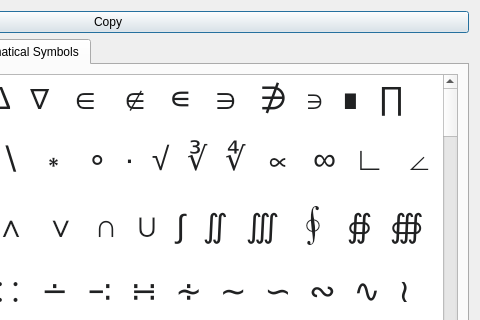
Old version of the form FrameWorkCode/Symbols.ui in the repository UDAAN-LEAP/leap-pe-tool; both pictures show x 264 to 744 and y 0 to 320 of the 744 by 428 pixel window.
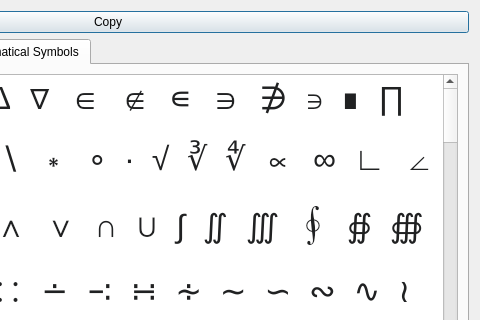
New version of the form. The open tabs and pages were chosen to show the change.

What changed in the file:
```diff
--- a/FrameWorkCode/Symbols.ui
+++ b/FrameWorkCode/Symbols.ui
@@ -171,31 +171,34 @@
            <pointsize>20</pointsize>
           </font>
          </property>
+         <property name="readOnly">
+          <bool>true</bool>
+         </property>
          <property name="html">
           <string>&lt;!DOCTYPE HTML PUBLIC &quot;-//W3C//DTD HTML 4.0//EN&quot; &quot;http://www.w3.org/TR/REC-html40/strict.dtd&quot;&gt;
 &lt;html&gt;&lt;head&gt;&lt;meta name=&quot;qrichtext&quot; content=&quot;1&quot; /&gt;&lt;style type=&quot;text/css&quot;&gt;
 p, li { white-space: pre-wrap; }
 &lt;/style&gt;&lt;/head&gt;&lt;body style=&quot; font-family:'Ubuntu'; font-size:20pt; font-weight:400; font-style:normal;&quot;&gt;
-&lt;p style=&quot; margin-top:0px; margin-bottom:0px; margin-left:0px; margin-right:0px; -qt-block-indent:0; text-indent:0px; line-height:138%;&quot;&gt;&lt;a name=&quot;docs-internal-guid-da2b489d-7fff-3a9f-1ab2-7e8e61a9c3d8&quot;&gt;&lt;/a&gt;&lt;span style=&quot; font-family:'Arial'; font-size:24pt; color:#202122; background-color:#ffffff;&quot;&gt;∀&lt;/span&gt;&lt;span style=&quot; font-family:'Arial'; font-size:24pt; color:#202122; background-color:#ffffff;&quot;&gt;  ∁  ∂  ∃  ∄  ∅  ∆  ∇  ∈  ∉  ∊  ∋  ∌  ∍  ∎  ∏&lt;/span&gt;&lt;/p&gt;
-&lt;p style=&quot; margin-top:0px; margin-bottom:0px; margin-left:0px; margin-right:0px; -qt-block-indent:0; text-indent:0px; line-height:138%;&quot;&gt;&lt;span style=&quot; font-family:'Arial'; font-size:24pt; color:#202122; background-color:#ffffff;&quot;&gt;∐  ∑  −  ∓  ∔  ∕  ∖  ∗  ∘  ∙  √  ∛  ∜  ∝  ∞  ∟  ∠  &lt;/span&gt;&lt;/p&gt;
-&lt;p style=&quot; margin-top:0px; margin-bottom:0px; margin-left:0px; margin-right:0px; -qt-block-indent:0; text-indent:0px; line-height:138%;&quot;&gt;&lt;span style=&quot; font-family:'Arial'; font-size:24pt; color:#202122; background-color:#ffffff;&quot;&gt;∡  ∢  ∣  ∤  ∥  ∦  ∧  ∨  ∩  ∪  ∫  ∬  ∭  ∮  ∯  ∰  &lt;/span&gt;&lt;/p&gt;
-&lt;p style=&quot; margin-top:0px; margin-bottom:0px; margin-left:0px; margin-right:0px; -qt-block-indent:0; text-indent:0px; line-height:138%;&quot;&gt;&lt;span style=&quot; font-family:'Arial'; font-size:24pt; color:#202122; background-color:#ffffff;&quot;&gt;∱  ∲  ∳  ∴  ∵  ∶  ∷  ∸  ∹  ∺  ∻  ∼  ∽  ∾  ∿  ≀  ≁  &lt;/span&gt;&lt;/p&gt;
-&lt;p style=&quot; margin-top:0px; margin-bottom:0px; margin-left:0px; margin-right:0px; -qt-block-indent:0; text-indent:0px; line-height:138%;&quot;&gt;&lt;span style=&quot; font-family:'Arial'; font-size:24pt; color:#202122; background-color:#ffffff;&quot;&gt;≂  ≃  ≄  ≅  ≆  ≇  ≈  ≉  ≊  ≋  ≌  ≍  ≎  ≏  ≐  &lt;/span&gt;&lt;/p&gt;
-&lt;p style=&quot; margin-top:0px; margin-bottom:0px; margin-left:0px; margin-right:0px; -qt-block-indent:0; text-indent:0px; line-height:138%;&quot;&gt;&lt;span style=&quot; font-family:'Arial'; font-size:24pt; color:#202122; background-color:#ffffff;&quot;&gt;≑  ≒  ≓  ≔  ≕  ≖  ≗  ≘  ≙  ≚  ≛  ≜  ≝  ≞  ≟  &lt;/span&gt;&lt;/p&gt;
-&lt;p style=&quot; margin-top:0px; margin-bottom:0px; margin-left:0px; margin-right:0px; -qt-block-indent:0; text-indent:0px; line-height:138%;&quot;&gt;&lt;span style=&quot; font-family:'Arial'; font-size:24pt; color:#202122; background-color:#ffffff;&quot;&gt;≠  ≡  ≢  ≣  ≤  ≥  ≦  ≧  ≨  ≩  ≪  ≫  ≬  ≭  ≮  ≯  &lt;/span&gt;&lt;/p&gt;
-&lt;p style=&quot; margin-top:0px; margin-bottom:0px; margin-left:0px; margin-right:0px; -qt-block-indent:0; text-indent:0px; line-height:138%;&quot;&gt;&lt;span style=&quot; font-family:'Arial'; font-size:24pt; color:#202122; background-color:#ffffff;&quot;&gt;≰  ≱  ≲  ≳  ≴  ≵  ≶  ≷  ≸  ≹  ⊂  ⊃  ⊄  ⊅  ⊆  ⊇  &lt;/span&gt;&lt;/p&gt;
-&lt;p style=&quot; margin-top:0px; margin-bottom:0px; margin-left:0px; margin-right:0px; -qt-block-indent:0; text-indent:0px; line-height:138%;&quot;&gt;&lt;span style=&quot; font-family:'Arial'; font-size:24pt; color:#202122; background-color:#ffffff;&quot;&gt;⊈  ⊉  ⊊  ⊋  ⊌  ⊍  ⊎  ⊏  ⊐  ⊑  ⊒  ⊓  ⊔  ⊕  ⊖  ⊗  &lt;/span&gt;&lt;/p&gt;
-&lt;p style=&quot; margin-top:0px; margin-bottom:0px; margin-left:0px; margin-right:0px; -qt-block-indent:0; text-indent:0px; line-height:138%;&quot;&gt;&lt;span style=&quot; font-family:'Arial'; font-size:24pt; color:#202122; background-color:#ffffff;&quot;&gt;⊘  ⊙  ⊢  ⊣  ⊤  ⊥  ⊦  ⊧  ⊨  ⊩  ⊪  ⊫  ⊬  ⊭  ⊮  ⊯  &lt;/span&gt;&lt;/p&gt;
-&lt;p style=&quot; margin-top:0px; margin-bottom:0px; margin-left:0px; margin-right:0px; -qt-block-indent:0; text-indent:0px; line-height:138%;&quot;&gt;&lt;span style=&quot; font-family:'Arial'; font-size:24pt; color:#202122; background-color:#ffffff;&quot;&gt;⊻  ⊼  ⊽  ⊾  ⊿  ⋀  ⋁  ⋂  ⋃  ⋄  ⋅  ⋆  ⋇  ⋈  ⋉  ⋊  &lt;/span&gt;&lt;/p&gt;
-&lt;p style=&quot; margin-top:0px; margin-bottom:0px; margin-left:0px; margin-right:0px; -qt-block-indent:0; text-indent:0px; line-height:138%;&quot;&gt;&lt;span style=&quot; font-family:'Arial'; font-size:24pt; color:#202122; background-color:#ffffff;&quot;&gt;⋋  ⋌  ⋍  ⋎  ⋏  ⋐  ⋑  ⋒  ⋓  ⋔  ⋕  ⋖  ⋗  ⋘  ⋙  &lt;/span&gt;&lt;/p&gt;
-&lt;p style=&quot; margin-top:0px; margin-bottom:0px; margin-left:0px; margin-right:0px; -qt-block-indent:0; text-indent:0px; line-height:138%;&quot;&gt;&lt;span style=&quot; font-family:'Arial'; font-size:24pt; color:#202122; background-color:#ffffff;&quot;&gt;⋚  ⋛  ⋜  ⋝  ⋞  ⋟  ⋮  ⋯  ⋰  ⋱  ⋵  ⋶  ⋷  ⋸  ⋹  &lt;/span&gt;&lt;/p&gt;
-&lt;p style=&quot; margin-top:0px; margin-bottom:0px; margin-left:0px; margin-right:0px; -qt-block-indent:0; text-indent:0px; line-height:138%;&quot;&gt;&lt;span style=&quot; font-family:'Arial'; font-size:24pt; color:#202122; background-color:#ffffff;&quot;&gt;⋺  ⋻  ⋼  ⋽  ⋾  ⋿&lt;/span&gt;&lt;/p&gt;
+&lt;p style=&quot; margin-top:0px; margin-bottom:0px; margin-left:0px; margin-right:0px; -qt-block-indent:0; text-indent:0px; line-height:138%;&quot;&gt;&lt;a name=&quot;docs-internal-guid-da2b489d-7fff-3a9f-1ab2-7e8e61a9c3d8&quot;&gt;&lt;/a&gt;&lt;span style=&quot; font-family:'Arial'; font-size:24pt; color:#202122; background-color:#ffffff;&quot;&gt;∀&lt;/span&gt;&lt;span style=&quot; font-family:'Arial'; font-size:24pt; color:#202122; background-color:#ffffff;&quot;&gt;  ∁  ∂  ∃  ∄  ∅  ∆  ∇  ∈  ∉  ∊  ∋  ∌  ∍  ∎  ∏&lt;/span&gt;&lt;/p&gt;
+&lt;p style=&quot; margin-top:0px; margin-bottom:0px; margin-left:0px; margin-right:0px; -qt-block-indent:0; text-indent:0px; line-height:138%;&quot;&gt;&lt;span style=&quot; font-family:'Arial'; font-size:24pt; color:#202122; background-color:#ffffff;&quot;&gt;∐  ∑  −  ∓  ∔  ∕  ∖  ∗  ∘  ∙  √  ∛  ∜  ∝  ∞  ∟  ∠  &lt;/span&gt;&lt;/p&gt;
+&lt;p style=&quot; margin-top:0px; margin-bottom:0px; margin-left:0px; margin-right:0px; -qt-block-indent:0; text-indent:0px; line-height:138%;&quot;&gt;&lt;span style=&quot; font-family:'Arial'; font-size:24pt; color:#202122; background-color:#ffffff;&quot;&gt;∡  ∢  ∣  ∤  ∥  ∦  ∧  ∨  ∩  ∪  ∫  ∬  ∭  ∮  ∯  ∰  &lt;/span&gt;&lt;/p&gt;
+&lt;p style=&quot; margin-top:0px; margin-bottom:0px; margin-left:0px; margin-right:0px; -qt-block-indent:0; text-indent:0px; line-height:138%;&quot;&gt;&lt;span style=&quot; font-family:'Arial'; font-size:24pt; color:#202122; background-color:#ffffff;&quot;&gt;∱  ∲  ∳  ∴  ∵  ∶  ∷  ∸  ∹  ∺  ∻  ∼  ∽  ∾  ∿  ≀  ≁  &lt;/span&gt;&lt;/p&gt;
+&lt;p style=&quot; margin-top:0px; margin-bottom:0px; margin-left:0px; margin-right:0px; -qt-block-indent:0; text-indent:0px; line-height:138%;&quot;&gt;&lt;span style=&quot; font-family:'Arial'; font-size:24pt; color:#202122; background-color:#ffffff;&quot;&gt;≂  ≃  ≄  ≅  ≆  ≇  ≈  ≉  ≊  ≋  ≌  ≍  ≎  ≏  ≐  &lt;/span&gt;&lt;/p&gt;
+&lt;p style=&quot; margin-top:0px; margin-bottom:0px; margin-left:0px; margin-right:0px; -qt-block-indent:0; text-indent:0px; line-height:138%;&quot;&gt;&lt;span style=&quot; font-family:'Arial'; font-size:24pt; color:#202122; background-color:#ffffff;&quot;&gt;≑  ≒  ≓  ≔  ≕  ≖  ≗  ≘  ≙  ≚  ≛  ≜  ≝  ≞  ≟  &lt;/span&gt;&lt;/p&gt;
+&lt;p style=&quot; margin-top:0px; margin-bottom:0px; margin-left:0px; margin-right:0px; -qt-block-indent:0; text-indent:0px; line-height:138%;&quot;&gt;&lt;span style=&quot; font-family:'Arial'; font-size:24pt; color:#202122; background-color:#ffffff;&quot;&gt;≠  ≡  ≢  ≣  ≤  ≥  ≦  ≧  ≨  ≩  ≪  ≫  ≬  ≭  ≮  ≯  &lt;/span&gt;&lt;/p&gt;
+&lt;p style=&quot; margin-top:0px; margin-bottom:0px; margin-left:0px; margin-right:0px; -qt-block-indent:0; text-indent:0px; line-height:138%;&quot;&gt;&lt;span style=&quot; font-family:'Arial'; font-size:24pt; color:#202122; background-color:#ffffff;&quot;&gt;≰  ≱  ≲  ≳  ≴  ≵  ≶  ≷  ≸  ≹  ⊂  ⊃  ⊄  ⊅  ⊆  ⊇  &lt;/span&gt;&lt;/p&gt;
+&lt;p style=&quot; margin-top:0px; margin-bottom:0px; margin-left:0px; margin-right:0px; -qt-block-indent:0; text-indent:0px; line-height:138%;&quot;&gt;&lt;span style=&quot; font-family:'Arial'; font-size:24pt; color:#202122; background-color:#ffffff;&quot;&gt;⊈  ⊉  ⊊  ⊋  ⊌  ⊍  ⊎  ⊏  ⊐  ⊑  ⊒  ⊓  ⊔  ⊕  ⊖  ⊗  &lt;/span&gt;&lt;/p&gt;
+&lt;p style=&quot; margin-top:0px; margin-bottom:0px; margin-left:0px; margin-right:0px; -qt-block-indent:0; text-indent:0px; line-height:138%;&quot;&gt;&lt;span style=&quot; font-family:'Arial'; font-size:24pt; color:#202122; background-color:#ffffff;&quot;&gt;⊘  ⊙  ⊢  ⊣  ⊤  ⊥  ⊦  ⊧  ⊨  ⊩  ⊪  ⊫  ⊬  ⊭  ⊮  ⊯  &lt;/span&gt;&lt;/p&gt;
+&lt;p style=&quot; margin-top:0px; margin-bottom:0px; margin-left:0px; margin-right:0px; -qt-block-indent:0; text-indent:0px; line-height:138%;&quot;&gt;&lt;span style=&quot; font-family:'Arial'; font-size:24pt; color:#202122; background-color:#ffffff;&quot;&gt;⊻  ⊼  ⊽  ⊾  ⊿  ⋀  ⋁  ⋂  ⋃  ⋄  ⋅  ⋆  ⋇  ⋈  ⋉  ⋊  &lt;/span&gt;&lt;/p&gt;
+&lt;p style=&quot; margin-top:0px; margin-bottom:0px; margin-left:0px; margin-right:0px; -qt-block-indent:0; text-indent:0px; line-height:138%;&quot;&gt;&lt;span style=&quot; font-family:'Arial'; font-size:24pt; color:#202122; background-color:#ffffff;&quot;&gt;⋋  ⋌  ⋍  ⋎  ⋏  ⋐  ⋑  ⋒  ⋓  ⋔  ⋕  ⋖  ⋗  ⋘  ⋙  &lt;/span&gt;&lt;/p&gt;
+&lt;p style=&quot; margin-top:0px; margin-bottom:0px; margin-left:0px; margin-right:0px; -qt-block-indent:0; text-indent:0px; line-height:138%;&quot;&gt;&lt;span style=&quot; font-family:'Arial'; font-size:24pt; color:#202122; background-color:#ffffff;&quot;&gt;⋚  ⋛  ⋜  ⋝  ⋞  ⋟  ⋮  ⋯  ⋰  ⋱  ⋵  ⋶  ⋷  ⋸  ⋹  &lt;/span&gt;&lt;/p&gt;
+&lt;p style=&quot; margin-top:0px; margin-bottom:0px; margin-left:0px; margin-right:0px; -qt-block-indent:0; text-indent:0px; line-height:138%;&quot;&gt;&lt;span style=&quot; font-family:'Arial'; font-size:24pt; color:#202122; background-color:#ffffff;&quot;&gt;⋺  ⋻  ⋼  ⋽  ⋾  ⋿&lt;/span&gt;&lt;/p&gt;
 &lt;p style=&quot;-qt-paragraph-type:empty; margin-top:0px; margin-bottom:0px; margin-left:0px; margin-right:0px; -qt-block-indent:0; text-indent:0px; line-height:138%; font-family:'Arial'; font-size:24pt; color:#202122;&quot;&gt;&lt;br /&gt;&lt;/p&gt;
-&lt;p style=&quot; margin-top:0px; margin-bottom:0px; margin-left:0px; margin-right:0px; -qt-block-indent:0; text-indent:0px; line-height:138%;&quot;&gt;&lt;span style=&quot; font-family:'Arial'; font-size:24pt; color:#000000; background-color:transparent;&quot;&gt;⥢  ⥣  ⥤  ⥥  ⥦  ⥧  ⥨  ⥩  ⥪  ⥫  ⥬  ⥭  ⥮  ⥯&lt;/span&gt;&lt;/p&gt;
+&lt;p style=&quot; margin-top:0px; margin-bottom:0px; margin-left:0px; margin-right:0px; -qt-block-indent:0; text-indent:0px; line-height:138%;&quot;&gt;&lt;span style=&quot; font-family:'Arial'; font-size:24pt; color:#000000; background-color:transparent;&quot;&gt;⥢  ⥣  ⥤  ⥥  ⥦  ⥧  ⥨  ⥩  ⥪  ⥫  ⥬  ⥭  ⥮  ⥯&lt;/span&gt;&lt;/p&gt;
 &lt;p style=&quot;-qt-paragraph-type:empty; margin-top:0px; margin-bottom:0px; margin-left:0px; margin-right:0px; -qt-block-indent:0; text-indent:0px; line-height:138%; font-family:'Arial'; font-size:24pt; color:#202122;&quot;&gt;&lt;br /&gt;&lt;/p&gt;
-&lt;p style=&quot; margin-top:0px; margin-bottom:0px; margin-left:0px; margin-right:0px; -qt-block-indent:0; text-indent:0px; line-height:138%;&quot;&gt;&lt;span style=&quot; font-family:'Arial'; font-size:24pt; color:#000000; background-color:transparent;&quot;&gt;𝛣  𝛤  𝛥  𝛦  𝛧  𝛨  𝛩  𝛪  𝛫  𝛬  𝛭  𝛮  𝛯  𝛰  𝛱  𝛲  𝛳  𝛴  &lt;/span&gt;&lt;/p&gt;
-&lt;p style=&quot; margin-top:0px; margin-bottom:0px; margin-left:0px; margin-right:0px; -qt-block-indent:0; text-indent:0px; line-height:138%;&quot;&gt;&lt;span style=&quot; font-family:'Arial'; font-size:24pt; color:#000000; background-color:transparent;&quot;&gt;𝛵  𝛶  𝛷  𝛸  𝛹  𝛺  𝛻  𝛼  𝛽  𝛾  𝛿  𝜀  𝜁  𝜂  𝜃  𝜄  𝜅  𝜆  𝜇  𝜈  &lt;/span&gt;&lt;/p&gt;
-&lt;p style=&quot; margin-top:0px; margin-bottom:0px; margin-left:0px; margin-right:0px; -qt-block-indent:0; text-indent:0px; line-height:138%;&quot;&gt;&lt;span style=&quot; font-family:'Arial'; font-size:24pt; color:#000000; background-color:transparent;&quot;&gt;𝜉  𝜊  𝜋  𝜌  𝜍  𝜎  𝜏  𝜐  𝜑  𝜒  𝜓  𝜔  𝜕  𝜖  𝜗  𝜘  𝜙  𝜚  𝜛  &lt;/span&gt;&lt;/p&gt;
+&lt;p style=&quot; margin-top:0px; margin-bottom:0px; margin-left:0px; margin-right:0px; -qt-block-indent:0; text-indent:0px; line-height:138%;&quot;&gt;&lt;span style=&quot; font-family:'Arial'; font-size:24pt; color:#000000; background-color:transparent;&quot;&gt;𝛣  𝛤  𝛥  𝛦  𝛧  𝛨  𝛩  𝛪  𝛫  𝛬  𝛭  𝛮  𝛯  𝛰  𝛱  𝛲  𝛳  𝛴  &lt;/span&gt;&lt;/p&gt;
+&lt;p style=&quot; margin-top:0px; margin-bottom:0px; margin-left:0px; margin-right:0px; -qt-block-indent:0; text-indent:0px; line-height:138%;&quot;&gt;&lt;span style=&quot; font-family:'Arial'; font-size:24pt; color:#000000; background-color:transparent;&quot;&gt;𝛵  𝛶  𝛷  𝛸  𝛹  𝛺  𝛻  𝛼  𝛽  𝛾  𝛿  𝜀  𝜁  𝜂  𝜃  𝜄  𝜅  𝜆  𝜇  𝜈  &lt;/span&gt;&lt;/p&gt;
+&lt;p style=&quot; margin-top:0px; margin-bottom:0px; margin-left:0px; margin-right:0px; -qt-block-indent:0; text-indent:0px; line-height:138%;&quot;&gt;&lt;span style=&quot; font-family:'Arial'; font-size:24pt; color:#000000; background-color:transparent;&quot;&gt;𝜉  𝜊  𝜋  𝜌  𝜍  𝜎  𝜏  𝜐  𝜑  𝜒  𝜓  𝜔  𝜕  𝜖  𝜗  𝜘  𝜙  𝜚  𝜛  &lt;/span&gt;&lt;/p&gt;
 &lt;p style=&quot; margin-top:0px; margin-bottom:0px; margin-left:0px; margin-right:0px; -qt-block-indent:0; text-indent:0px; line-height:138%;&quot;&gt;&lt;a name=&quot;docs-internal-guid-c92af4c9-7fff-bba2-a4a0-51e856a97003&quot;&gt;&lt;/a&gt;&lt;span style=&quot; font-family:'Arial'; font-size:24pt; color:#000000; background-color:transparent;&quot;&gt;℉&lt;/span&gt;&lt;span style=&quot; font-family:'Arial'; font-size:24pt; color:#000000; background-color:transparent;&quot;&gt; ℃	&lt;/span&gt;&lt;/p&gt;
 &lt;p style=&quot; margin-top:0px; margin-bottom:0px; margin-left:0px; margin-right:0px; -qt-block-indent:0; text-indent:0px;&quot;&gt;&lt;br /&gt;&lt;/p&gt;
 &lt;p style=&quot;-qt-paragraph-type:empty; margin-top:0px; margin-bottom:0px; margin-left:0px; margin-right:0px; -qt-block-indent:0; text-indent:0px; line-height:138%; font-family:'Arial'; font-size:24pt; color:#202122;&quot;&gt;&lt;br /&gt;&lt;/p&gt;
```
Left out of the diff: 13 changed lines with no effect on the pictures.
